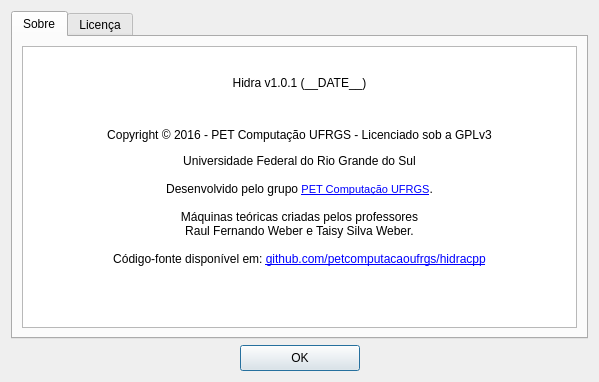
Before: the Qt Designer form src/gui/about.ui in petcomputacaoufrgs/hidracpp, drawn with Qt 5.
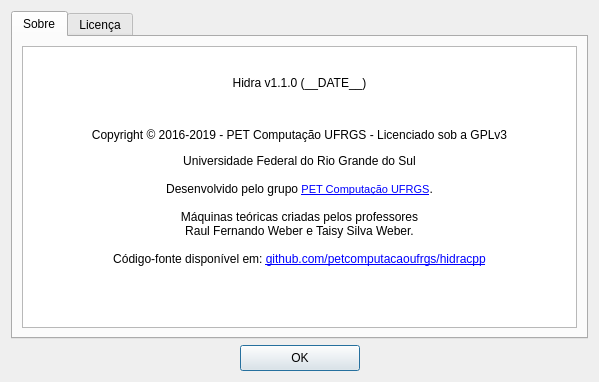
After: the same form once the commit is applied.

Patch:
```diff
--- a/src/gui/about.ui
+++ b/src/gui/about.ui
@@ -35,9 +35,9 @@
 p, li { white-space: pre-wrap; }
 &lt;/style&gt;&lt;/head&gt;&lt;body style=&quot; font-family:'MS Shell Dlg 2'; font-size:8.25pt; font-weight:400; font-style:normal;&quot;&gt;
 &lt;p align=&quot;center&quot; style=&quot;-qt-paragraph-type:empty; margin-top:12px; margin-bottom:12px; margin-left:0px; margin-right:0px; -qt-block-indent:0; text-indent:0px;&quot;&gt;&lt;br /&gt;&lt;/p&gt;
-&lt;p align=&quot;center&quot; style=&quot; margin-top:12px; margin-bottom:12px; margin-left:0px; margin-right:0px; -qt-block-indent:0; text-indent:0px;&quot;&gt;&lt;span style=&quot; font-size:9pt;&quot;&gt;Hidra v1.0.1 (__DATE__)&lt;/span&gt;&lt;/p&gt;
+&lt;p align=&quot;center&quot; style=&quot; margin-top:12px; margin-bottom:12px; margin-left:0px; margin-right:0px; -qt-block-indent:0; text-indent:0px;&quot;&gt;&lt;span style=&quot; font-size:9pt;&quot;&gt;Hidra v1.1.0 (__DATE__)&lt;/span&gt;&lt;/p&gt;
 &lt;p align=&quot;center&quot; style=&quot;-qt-paragraph-type:empty; margin-top:12px; margin-bottom:12px; margin-left:0px; margin-right:0px; -qt-block-indent:0; text-indent:0px; font-size:9pt;&quot;&gt;&lt;br /&gt;&lt;/p&gt;
-&lt;p align=&quot;center&quot; style=&quot; margin-top:12px; margin-bottom:12px; margin-left:0px; margin-right:0px; -qt-block-indent:0; text-indent:0px;&quot;&gt;&lt;span style=&quot; font-size:9pt;&quot;&gt;Copyright © 2016 - PET Computação UFRGS - Licenciado sob a GPLv3&lt;/span&gt;&lt;/p&gt;
+&lt;p align=&quot;center&quot; style=&quot; margin-top:12px; margin-bottom:12px; margin-left:0px; margin-right:0px; -qt-block-indent:0; text-indent:0px;&quot;&gt;&lt;span style=&quot; font-size:9pt;&quot;&gt;Copyright © 2016-2019 - PET Computação UFRGS - Licenciado sob a GPLv3&lt;/span&gt;&lt;/p&gt;
 &lt;p align=&quot;center&quot; style=&quot; margin-top:12px; margin-bottom:12px; margin-left:0px; margin-right:0px; -qt-block-indent:0; text-indent:0px;&quot;&gt;&lt;span style=&quot; font-size:9pt;&quot;&gt;Universidade Federal do Rio Grande do Sul&lt;br /&gt;&lt;br /&gt;Desenvolvido pelo grupo &lt;/span&gt;&lt;a href=&quot;http://inf.ufrgs.br/pet/&quot;&gt;&lt;span style=&quot; font-size:8pt; text-decoration: underline; color:#0000ff;&quot;&gt;PET Computação UFRGS&lt;/span&gt;&lt;/a&gt;&lt;span style=&quot; font-size:9pt;&quot;&gt;.&lt;br /&gt;&lt;br /&gt;Máquinas teóricas criadas pelos professores&lt;br /&gt;Raul Fernando Weber e Taisy Silva Weber.&lt;br /&gt;&lt;br /&gt;Código-fonte disponível em: &lt;/span&gt;&lt;a href=&quot;https://github.com/petcomputacaoufrgs/hidracpp&quot;&gt;&lt;span style=&quot; font-size:9pt; text-decoration: underline; color:#0000ff;&quot;&gt;github.com/petcomputacaoufrgs/hidracpp&lt;/span&gt;&lt;/a&gt;&lt;/p&gt;&lt;/body&gt;&lt;/html&gt;</string>
          </property>
          <property name="openExternalLinks">
```
